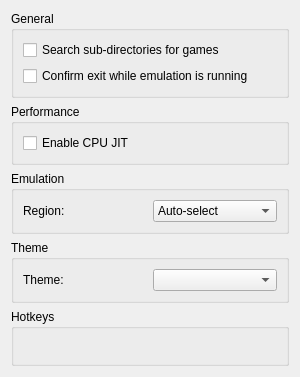
Before: the Qt Designer form runtime/citra_qt/configuration/configure_general.ui in TinyBacklog/AChainPC, drawn with Qt 5.
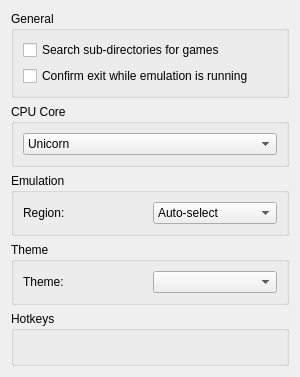
After: the same form once the commit is applied. Custom widgets are drawn as their Qt base class.

Commit message: configuration: Add cpu_core configuration option

```diff
--- a/runtime/citra_qt/configuration/configure_general.ui
+++ b/runtime/citra_qt/configuration/configure_general.ui
@@ -46,16 +46,23 @@
      <item>
        <widget class="QGroupBox" name="groupBox_2">
          <property name="title">
-           <string>Performance</string>
+           <string>CPU Core</string>
          </property>
          <layout class="QHBoxLayout" name="horizontalLayout_7">
            <item>
              <layout class="QVBoxLayout" name="verticalLayout_5">
                <item>
-                 <widget class="QCheckBox" name="toggle_cpu_jit">
+                 <widget class="QComboBox" name="cpu_core_combobox">
+                  <item>
                    <property name="text">
-                     <string>Enable CPU JIT</string>
+                    <string>Unicorn</string>
                    </property>
+                  </item>
+                  <item>
+                   <property name="text">
+                    <string>Dynarmic</string>
+                   </property>
+                  </item>
                  </widget>
                </item>
              </layout>
```
The commit also changes 7 other files.
